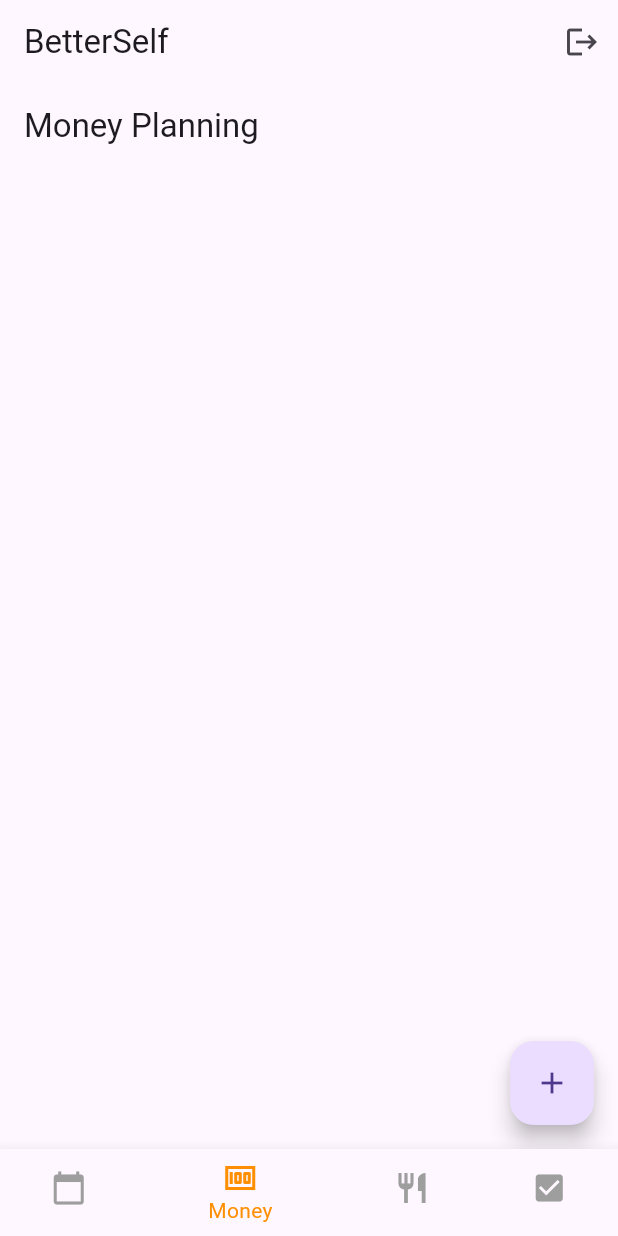
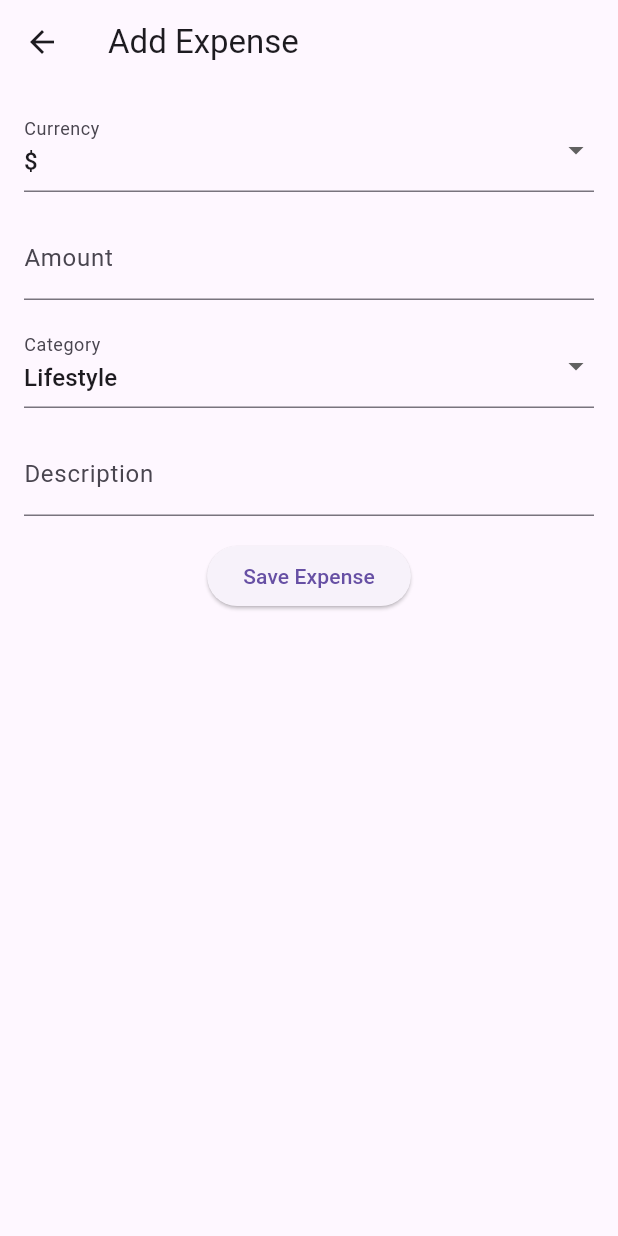
Before and after one commit to danielmocanu38/BetterSelf, a Flutter app: the screen it shows once a user with an empty profile is signed in, item 2 of the bottom bar chosen, after a tap on the "add" icon, on a phone screen of 412 x 824 dp. Run offline on Flutter 3.47's test engine with Material 3 defaults, Android fonts, the light colour scheme and no system bars; drawn by our look-alikes of fl_chart; our stand-ins replace cloud_firestore, firebase_auth, firebase_core, table_calendar; accounts and stored records are empty; network calls fail.

Commit message:
Added Money planning section
Implemented budget/expenses management and user-specific data

```diff
--- a/betterself/lib/main.dart
+++ b/betterself/lib/main.dart
@@ -11,6 +11,8 @@ import 'views/login_screen.dart';
 import 'views/register_screen.dart';
 import 'views/weekly_view_screen.dart';
 import 'views/calendar_view_screen.dart';
+import 'views/money_planning_screen.dart';
+import 'views/budget_management_screen.dart';
 
 void main() async {
   WidgetsFlutterBinding.ensureInitialized();
@@ -48,6 +50,8 @@ class MyApp extends StatelessWidget {
           '/home': (context) => const HomeScreen(),
           '/weekly-view': (context) => const WeeklyViewScreen(),
           '/calendar-view': (context) => const CalendarViewScreen(),
+          '/money-planning': (context) => const MoneyPlanningScreen(),
+          '/budget-management': (context) => BudgetManagementScreen(),
         },
       ),
     );
@@ -65,10 +69,17 @@ class AuthGate extends StatelessWidget {
         if (snapshot.connectionState == ConnectionState.active) {
           final user = snapshot.data;
           if (user == null) {
+            // Clear data on logout
+            Provider.of<ActivityViewModel>(context, listen: false)
+                .clearActivities();
+            Provider.of<MoneyViewModel>(context, listen: false).clearData();
             return const LoginScreen();
           } else {
+            // Load user-specific data on login
             Provider.of<ActivityViewModel>(context, listen: false)
                 .loadActivities(user.uid);
+            Provider.of<MoneyViewModel>(context, listen: false)
+                .loadExpensesAndBudget(user.uid);
             return const HomeScreen();
           }
         } else {
--- a/betterself/lib/models/budget.dart
+++ b/betterself/lib/models/budget.dart
@@ -1,10 +1,31 @@
 // lib/models/budget.dart
+import 'income_source.dart';
+
 class Budget {
   double totalAmount;
   double spentAmount;
+  List<IncomeSource> incomeSources;
 
   Budget({
     required this.totalAmount,
     required this.spentAmount,
+    this.incomeSources = const [],
   });
+
+  Map<String, dynamic> toMap() {
+    return {
+      'totalAmount': totalAmount,
+      'spentAmount': spentAmount,
+      'incomeSources': incomeSources.map((e) => e.toMap()).toList(),
+    };
+  }
+
+  factory Budget.fromMap(Map<String, dynamic> map) {
+    return Budget(
+      totalAmount: map['totalAmount'],
+      spentAmount: map['spentAmount'],
+      incomeSources: List<IncomeSource>.from(
+          map['incomeSources']?.map((x) => IncomeSource.fromMap(x))),
+    );
+  }
 }
--- a/betterself/lib/models/expense.dart
+++ b/betterself/lib/models/expense.dart
@@ -1,18 +1,44 @@
 // lib/models/expense.dart
 class Expense {
   String id;
+  String userId;
   double amount;
   String category;
-  String subCategory;
+  String currency; // Added currency field
   DateTime date;
   String description;
 
   Expense({
     required this.id,
+    required this.userId,
     required this.amount,
     required this.category,
-    required this.subCategory,
+    required this.currency,
     required this.date,
     required this.description,
   });
+
+  Map<String, dynamic> toMap() {
+    return {
+      'id': id,
+      'userId': userId,
+      'amount': amount,
+      'category': category,
+      'currency': currency,
+      'date': date.toIso8601String(),
+      'description': description,
+    };
+  }
+
+  factory Expense.fromMap(Map<String, dynamic> map) {
+    return Expense(
+      id: map['id'],
+      userId: map['userId'],
+      amount: map['amount'],
+      category: map['category'],
+      currency: map['currency'],
+      date: DateTime.parse(map['date']),
+      description: map['description'],
+    );
+  }
 }
--- /dev/null
+++ b/betterself/lib/models/income_source.dart
@@ -0,0 +1,35 @@
+class IncomeSource {
+  String id;
+  String userId;
+  String source;
+  double amount;
+  String currency; // Added currency field
+
+  IncomeSource({
+    required this.id,
+    required this.userId,
+    required this.source,
+    required this.amount,
+    required this.currency, // Added currency field
+  });
+
+  Map<String, dynamic> toMap() {
+    return {
+      'id': id,
+      'userId': userId,
+      'source': source,
+      'amount': amount,
+      'currency': currency, // Added currency field
+    };
+  }
+
+  factory IncomeSource.fromMap(Map<String, dynamic> map) {
+    return IncomeSource(
+      id: map['id'],
+      userId: map['userId'],
+      source: map['source'],
+      amount: map['amount'],
+      currency: map['currency'], // Added currency field
+    );
+  }
+}
--- a/betterself/lib/viewmodels/money_viewmodel.dart
+++ b/betterself/lib/viewmodels/money_viewmodel.dart
@@ -1,41 +1,117 @@
-// lib/viewmodels/money_viewmodel.dart
 import 'package:flutter/material.dart';
+import 'package:cloud_firestore/cloud_firestore.dart';
 import '../models/expense.dart';
 import '../models/budget.dart';
+import '../models/income_source.dart';
+import 'package:firebase_auth/firebase_auth.dart';
 
 class MoneyViewModel extends ChangeNotifier {
   final List<Expense> _expenses = [];
-  final Budget _budget = Budget(totalAmount: 0, spentAmount: 0);
+  late Budget _budget;
+  String _selectedCurrency = '\$';
 
   List<Expense> get expenses => _expenses;
   Budget get budget => _budget;
+  String get selectedCurrency => _selectedCurrency;
 
-  void addExpense(Expense expense) {
-    _expenses.add(expense);
-    _budget.spentAmount += expense.amount;
-    notifyListeners();
+  final List<String> currencyOptions = ['\$', '€', 'LEI'];
+
+  final FirebaseFirestore _firestore = FirebaseFirestore.instance;
+
+  MoneyViewModel() {
+    _budget = Budget(totalAmount: 0, spentAmount: 0, incomeSources: []);
   }
 
-  void removeExpense(String id) {
-    final expense = _expenses.firstWhere((e) => e.id == id);
-    _expenses.removeWhere((expense) => expense.id == id);
-    _budget.spentAmount -= expense.amount;
-    notifyListeners();
+  void addExpense(Expense expense) async {
+    final user = FirebaseAuth.instance.currentUser;
+    if (user != null) {
+      expense.userId = user.uid;
+      _expenses.add(expense);
+      _budget.spentAmount +=
+          convertCurrency(expense.amount, expense.currency, _selectedCurrency);
+      notifyListeners();
+      await _firestore
+          .collection('expenses')
+          .doc(expense.id)
+          .set(expense.toMap());
+    }
   }
 
-  void setBudget(double amount) {
-    _budget.totalAmount = amount;
-    notifyListeners();
+  void removeExpense(String id) async {
+    final user = FirebaseAuth.instance.currentUser;
+    if (user != null) {
+      final expense = _expenses.firstWhere((e) => e.id == id);
+      _expenses.removeWhere((expense) => expense.id == id);
+      _budget.spentAmount -=
+          convertCurrency(expense.amount, expense.currency, _selectedCurrency);
+      notifyListeners();
+      await _firestore.collection('expenses').doc(id).delete();
+    }
+  }
+
+  void updateExpense(Expense expense) async {
+    final user = FirebaseAuth.instance.currentUser;
+    if (user != null) {
+      final index = _expenses.indexWhere((e) => e.id == expense.id);
+      if (index != -1) {
+        final oldExpense = _expenses[index];
+        _budget.spentAmount -= convertCurrency(
+            oldExpense.amount, oldExpense.currency, _selectedCurrency);
+        _expenses[index] = expense;
+        _budget.spentAmount += convertCurrency(
+            expense.amount, expense.currency, _selectedCurrency);
+        notifyListeners();
+        await _firestore
+            .collection('expenses')
+            .doc(expense.id)
+            .set(expense.toMap());
+      }
+    }
+  }
+
+  void setBudget(double amount) async {
+    final user = FirebaseAuth.instance.currentUser;
+    if (user != null) {
+      _budget.totalAmount = amount;
+      notifyListeners();
+      await _firestore.collection('budgets').doc(user.uid).set(_budget.toMap());
+    }
+  }
+
+  void addIncomeSource(IncomeSource source) async {
+    final user = FirebaseAuth.instance.currentUser;
+    if (user != null) {
+      source.userId = user.uid;
+      _budget.incomeSources.add(source);
+      _budget.totalAmount +=
+          convertCurrency(source.amount, source.currency, _selectedCurrency);
+      notifyListeners();
+      await _firestore.collection('budgets').doc(user.uid).set(_budget.toMap());
+    }
+  }
+
+  void removeIncomeSource(String id) async {
+    final user = FirebaseAuth.instance.currentUser;
+    if (user != null) {
+      final source = _budget.incomeSources.firstWhere((s) => s.id == id);
+      _budget.incomeSources.removeWhere((source) => source.id == id);
+      _budget.totalAmount -=
+          convertCurrency(source.amount, source.currency, _selectedCurrency);
+      notifyListeners();
+      await _firestore.collection('budgets').doc(user.uid).set(_budget.toMap());
+    }
   }
 
   Map<String, double> getCategorySummary() {
     Map<String, double> categorySummary = {};
     for (var expense in _expenses) {
+      double amountInSelectedCurrency =
+          convertCurrency(expense.amount, expense.currency, _selectedCurrency);
       if (categorySummary.containsKey(expense.category)) {
         categorySummary[expense.category] =
-            categorySummary[expense.category]! + expense.amount;
+            categorySummary[expense.category]! + amountInSelectedCurrency;
       } else {
-        categorySummary[expense.category] = expense.amount;
+        categorySummary[expense.category] = amountInSelectedCurrency;
       }
     }
     return categorySummary;
@@ -44,4 +120,86 @@ class MoneyViewModel extends ChangeNotifier {
   List<Expense> getExpensesByCategory(String category) {
     return _expenses.where((expense) => expense.category == category).toList();
   }
+
+  Future<void> loadExpensesAndBudget(String userId) async {
+    final expenseSnapshot = await _firestore
+        .collection('expenses')
+        .where('userId', isEqualTo: userId)
+        .get();
+    final budgetSnapshot =
+        await _firestore.collection('budgets').doc(userId).get();
+
+    _expenses.clear();
+    _budget.incomeSources.clear();
+    _budget.totalAmount = 0;
+    _budget.spentAmount = 0;
+
+    for (var doc in expenseSnapshot.docs) {
+      _expenses.add(Expense.fromMap(doc.data()));
+      _budget.spentAmount += convertCurrency(
+        Expense.fromMap(doc.data()).amount,
+        Expense.fromMap(doc.data()).currency,
+        _selectedCurrency,
+      );
+    }
+
+    if (budgetSnapshot.exists) {
+      _budget = Budget.fromMap(budgetSnapshot.data()!);
+    } else {
+      _budget = Budget(totalAmount: 0, spentAmount: 0, incomeSources: []);
+    }
+
+    notifyListeners();
+  }
+
+  void updateSelectedCurrency(String currency) {
+    _selectedCurrency = currency;
+    notifyListeners();
+  }
+
+  double convertCurrency(
+      double amount, String fromCurrency, String toCurrency) {
+    const rates = {
+      '\$': {'€': 1 / 1.07, 'LEI': 4.63, '\$': 1.0},
+      '€': {'\$': 1.07, 'LEI': 4.98, '€': 1.0},
+      'LEI': {'\$': 1 / 4.63, '€': 1 / 4.98, 'LEI': 1.0},
+    };
+
+    if (fromCurrency == toCurrency) {
+      return amount;
+    }
+
+    return amount * rates[fromCurrency]![toCurrency]!;
+  }
+
+  double getTotalBudget() {
+    double totalBudget = 0;
+    for (var source in _budget.incomeSources) {
+      totalBudget +=
+          convertCurrency(source.amount, source.currency, _selectedCurrency);
+    }
+    return totalBudget;
+  }
+
+  double getTotalExpenses() {
+    double totalExpenses = 0;
+    for (var expense in _expenses) {
+      totalExpenses +=
+          convertCurrency(expense.amount, expense.currency, _selectedCurrency);
+    }
+    return totalExpenses;
+  }
+
+  double getExpenseRatio() {
+    if (_budget.totalAmount == 0) {
+      return 0;
+    }
+    return getTotalExpenses() / getTotalBudget();
+  }
+
+  void clearData() {
+    _expenses.clear();
+    _budget = Budget(totalAmount: 0, spentAmount: 0, incomeSources: []);
+    notifyListeners();
+  }
 }
--- a/betterself/lib/views/calendar_view_screen.dart
+++ b/betterself/lib/views/calendar_view_screen.dart
@@ -182,7 +182,7 @@ class CalendarViewScreenState extends State<CalendarViewScreen> {
     final viewModel = Provider.of<ActivityViewModel>(context);
     return Scaffold(
       appBar: AppBar(
-        title: const Text('Calendar View'),
+        title: const Text('Calendar Planner'),
       ),
       body: Column(
         children: [
--- /dev/null
+++ b/betterself/lib/views/expense_creation_screen.dart
@@ -0,0 +1,144 @@
+import 'package:flutter/material.dart';
+import 'package:provider/provider.dart';
+import 'package:flutter/services.dart'; // Import FilteringTextInputFormatter
+import 'package:firebase_auth/firebase_auth.dart';
+import '../models/expense.dart';
+import '../viewmodels/money_viewmodel.dart';
+import 'package:uuid/uuid.dart'; // Import Uuid
+
+class ExpenseCreationScreen extends StatefulWidget {
+  final Expense? expense;
+  const ExpenseCreationScreen({super.key, this.expense}); // Add key parameter
+
+  @override
+  ExpenseCreationScreenState createState() => ExpenseCreationScreenState();
+}
+
+class ExpenseCreationScreenState extends State<ExpenseCreationScreen> {
+  final TextEditingController _amountController = TextEditingController();
+  final TextEditingController _categoryController = TextEditingController();
+  final TextEditingController _descriptionController = TextEditingController();
+  final DateTime _date = DateTime.now();
+
+  String _selectedCurrency = '\$'; // Default currency
+  String _selectedCategory = 'Lifestyle'; // Default category
+
+  final List<String> currencyOptions = ['\$', '€', 'LEI'];
+  final List<String> categoryOptions = [
+    'Lifestyle',
+    'Necessities',
+    'Economies',
+    'Investment',
+    'Custom'
+  ];
+
+  @override
+  void initState() {
+    super.initState();
+    if (widget.expense != null) {
+      _amountController.text = widget.expense!.amount.toString();
+      _categoryController.text = widget.expense!.category;
+      _descriptionController.text = widget.expense!.description;
+      _selectedCurrency = widget.expense!.currency;
+      _selectedCategory = widget.expense!.category;
+    }
+  }
+
+  @override
+  Widget build(BuildContext context) {
+    return Scaffold(
+      appBar: AppBar(
+        title: const Text('Add Expense'),
+      ),
+      body: Padding(
+        padding: const EdgeInsets.all(16.0),
+        child: Column(
+          children: [
+            DropdownButtonFormField<String>(
+              value: _selectedCurrency,
+              items: currencyOptions.map((String value) {
+                return DropdownMenuItem<String>(
+                  value: value,
+                  child: Text(value),
+                );
+              }).toList(),
+              onChanged: (newValue) {
+                setState(() {
+                  _selectedCurrency = newValue!;
+                });
+              },
+              decoration: const InputDecoration(labelText: 'Currency'),
+            ),
+            const SizedBox(height: 16.0),
+            TextField(
+              controller: _amountController,
+              decoration: const InputDecoration(labelText: 'Amount'),
+              keyboardType: TextInputType.number,
+              inputFormatters: [
+                FilteringTextInputFormatter.allow(RegExp(r'^\d+\.?\d{0,2}')),
+              ],
+            ),
+            const SizedBox(height: 16.0),
+            DropdownButtonFormField<String>(
+              value: _selectedCategory,
+              items: categoryOptions.map((String value) {
+                return DropdownMenuItem<String>(
+                  value: value,
+                  child: Text(value),
+                );
+              }).toList(),
+              onChanged: (newValue) {
+                setState(() {
+                  _selectedCategory = newValue!;
+                  if (_selectedCategory != 'Custom') {
+                    _categoryController.clear();
+                  }
+                });
+              },
+              decoration: const InputDecoration(labelText: 'Category'),
+            ),
+            if (_selectedCategory == 'Custom')
+              TextField(
+                controller: _categoryController,
+                decoration: const InputDecoration(labelText: 'Custom Category'),
+              ),
+            const SizedBox(height: 16.0),
+            TextField(
+              controller: _descriptionController,
+              decoration: const InputDecoration(labelText: 'Description'),
+            ),
+            const SizedBox(height: 16.0),
+            ElevatedButton(
+              onPressed: () async {
+                final user = FirebaseAuth.instance.currentUser;
+                if (user != null) {
+                  const uuid = Uuid();
+                  final expense = Expense(
+                    id: widget.expense?.id ?? uuid.v4(),
+                    userId: user.uid,
+                    amount: double.parse(_amountController.text),
+                    currency: _selectedCurrency,
+                    category: _selectedCategory == 'Custom'
+                        ? _categoryController.text
+                        : _selectedCategory,
+                    date: _date,
+                    description: _descriptionController.text,
+                  );
+                  final viewModel =
+                      Provider.of<MoneyViewModel>(context, listen: false);
+                  if (widget.expense == null) {
+                    viewModel.addExpense(expense);
+                  } else {
+                    viewModel.updateExpense(expense);
+                  }
+                  Navigator.pop(context);
+                }
+              },
+              child: const Text('Save Expense'),
+            ),
+          ],
+        ),
+      ),
+    );
+  }
+}
--- a/betterself/lib/views/money_planning_screen.dart
+++ b/betterself/lib/views/money_planning_screen.dart
@@ -1,10 +1,34 @@
 import 'package:flutter/material.dart';
 import 'package:provider/provider.dart';
+import 'package:firebase_auth/firebase_auth.dart'; // Import FirebaseAuth
 import '../viewmodels/money_viewmodel.dart';
+import 'expense_creation_screen.dart';
+import 'budget_management_screen.dart'; // Import BudgetManagementScreen
 import 'package:fl_chart/fl_chart.dart';
 
-class MoneyPlanningScreen extends StatelessWidget {
+class MoneyPlanningScreen extends StatefulWidget {
   const MoneyPlanningScreen({super.key});
+
+  @override
+  MoneyPlanningScreenState createState() => MoneyPlanningScreenState();
+}
+
+class MoneyPlanningScreenState extends State<MoneyPlanningScreen> {
+  late Future<void> _loadDataFuture;
+
+  @override
+  void initState() {
+    super.initState();
+    _loadDataFuture = _loadData();
+  }
+
+  Future<void> _loadData() async {
+    final user = FirebaseAuth.instance.currentUser;
+    if (user != null) {
+      await Provider.of<MoneyViewModel>(context, listen: false)
+          .loadExpensesAndBudget(user.uid);
+    }
+  }
 
   @override
   Widget build(BuildContext context) {
@@ -12,19 +36,48 @@ class MoneyPlanningScreen extends StatelessWidget {
       appBar: AppBar(
         title: const Text('Money Planning'),
       ),
-      body: Consumer<MoneyViewModel>(
+      body: FutureBuilder<void>(
+        future: _loadDataFuture,
+        builder: (context, snapshot) {
+          if (snapshot.connectionState == ConnectionState.waiting) {
+            return const Center(child: CircularProgressIndicator());
+          } else if (snapshot.hasError) {
+            return const Center(child: Text('An error occurred'));
+          } else {
+            return Consumer<MoneyViewModel>(
               builder: (context, viewModel, child) {
                 var categorySummary = viewModel.getCategorySummary();
                 var data = categorySummary.entries.map((entry) {
                   return PieChartSectionData(
                     title: entry.key,
                     value: entry.value,
-              color: Colors.blue, // Customize as needed
+                    color: _getColorForCategory(entry.key),
                   );
                 }).toList();
 
                 return Column(
                   children: [
+                    DropdownButton<String>(
+                      value: viewModel.selectedCurrency,
+                      items: viewModel.currencyOptions.map((String value) {
+                        return DropdownMenuItem<String>(
+                          value: value,
+                          child: Text(value),
+                        );
+                      }).toList(),
+                      onChanged: (newValue) {
+                        viewModel.updateSelectedCurrency(newValue!);
+                      },
+                    ),
+                    Text(
+                      'Budget: ${viewModel.getTotalBudget().toStringAsFixed(2)} ${viewModel.selectedCurrency}',
+                    ),
+                    Text(
+                      'Expenses: ${viewModel.getTotalExpenses().toStringAsFixed(2)} ${viewModel.selectedCurrency}',
+                    ),
+                    Text(
+                      'Expenses/Budget: ${(viewModel.getExpenseRatio() * 100).toStringAsFixed(2)}%',
+                    ),
                     Expanded(
                       child: PieChart(
                         PieChartData(
@@ -38,27 +91,85 @@ class MoneyPlanningScreen extends StatelessWidget {
                       child: ListView.builder(
                         itemCount: categorySummary.length,
                         itemBuilder: (context, index) {
-                    String category = categorySummary.keys.elementAt(index);
-                    double amount = categorySummary.values.elementAt(index);
+                          String category =
+                              categorySummary.keys.elementAt(index);
+                          double amount =
+                              categorySummary.values.elementAt(index);
+                          return ExpansionTile(
+                            title: Text(
+                                '$category: ${amount.toStringAsFixed(2)} ${viewModel.selectedCurrency}'),
+                            children: viewModel
+                                .getExpensesByCategory(category)
+                                .map((expense) {
                               return ListTile(
-                      title: Text('$category: \$${amount.toStringAsFixed(2)}'),
-                      onTap: () {
-                        // Navigate to detailed view of expenses for this category
+                                title: Text(expense.description),
+                                subtitle: Text(
+                                    '${expense.amount} ${expense.currency} - ${expense.date.toLocal().toString().split(' ')[0]}'),
+                                trailing: Row(
+                                  mainAxisSize: MainAxisSize.min,
+                                  children: [
+                                    IconButton(
+                                      icon: const Icon(Icons.edit),
+                                      onPressed: () {
+                                        // Implement edit functionality
                                       },
+                                    ),
+                                    IconButton(
+                                      icon: const Icon(Icons.delete),
+                                      onPressed: () {
+                                        viewModel.removeExpense(expense.id);
+                                      },
+                                    ),
+                                  ],
+                                ),
+                              );
+                            }).toList(),
                           );
                         },
                       ),
                     ),
+                    ElevatedButton(
+                      onPressed: () {
+                        Navigator.push(
+                          context,
+                          MaterialPageRoute(
+                              builder: (context) => BudgetManagementScreen()),
+                        );
+                      },
+                      child: const Text('Manage Budget'),
+                    ),
                   ],
                 );
+              },
+            );
+          }
         },
       ),
       floatingActionButton: FloatingActionButton(
         onPressed: () {
-          // Add navigation to expense creation screen
+          Navigator.push(
+            context,
+            MaterialPageRoute(
+                builder: (context) => const ExpenseCreationScreen()),
+          );
         },
         child: const Icon(Icons.add),
       ),
     );
   }
+
+  Color _getColorForCategory(String category) {
+    switch (category) {
+      case 'Lifestyle':
+        return Colors.blue;
+      case 'Necessities':
+        return Colors.red;
+      case 'Economies':
+        return Colors.green;
+      case 'Investment':
+        return Colors.orange;
+      default:
+        return Colors.grey;
     }
+  }
+}
--- a/betterself/lib/views/weekly_view_screen.dart
+++ b/betterself/lib/views/weekly_view_screen.dart
@@ -171,7 +171,7 @@ class WeeklyViewScreenState extends State<WeeklyViewScreen> {
     final viewModel = Provider.of<ActivityViewModel>(context);
     return Scaffold(
       appBar: AppBar(
-        title: const Text('Weekly View'),
+        title: const Text('Weekly Planner'),
       ),
       body: SingleChildScrollView(
         scrollDirection: Axis.horizontal,
--- a/betterself/pubspec.yaml
+++ b/betterself/pubspec.yaml
@@ -37,6 +37,7 @@ dependencies:
   cloud_firestore: ^5.0.1
   table_calendar: ^3.0.8
   fl_chart: ^0.68.0
+  uuid: ^3.0.6
 
   # The following adds the Cupertino Icons font to your application.
   # Use with the CupertinoIcons class for iOS style icons.
```
Also changed, not shown: betterself/lib/views/budget_management_screen.dart (added, +108 -0 lines), betterself/lib/views/login_screen.dart (+0 -10 lines), betterself/pubspec.lock. Lines whose indentation alone changed are shown as unchanged.
